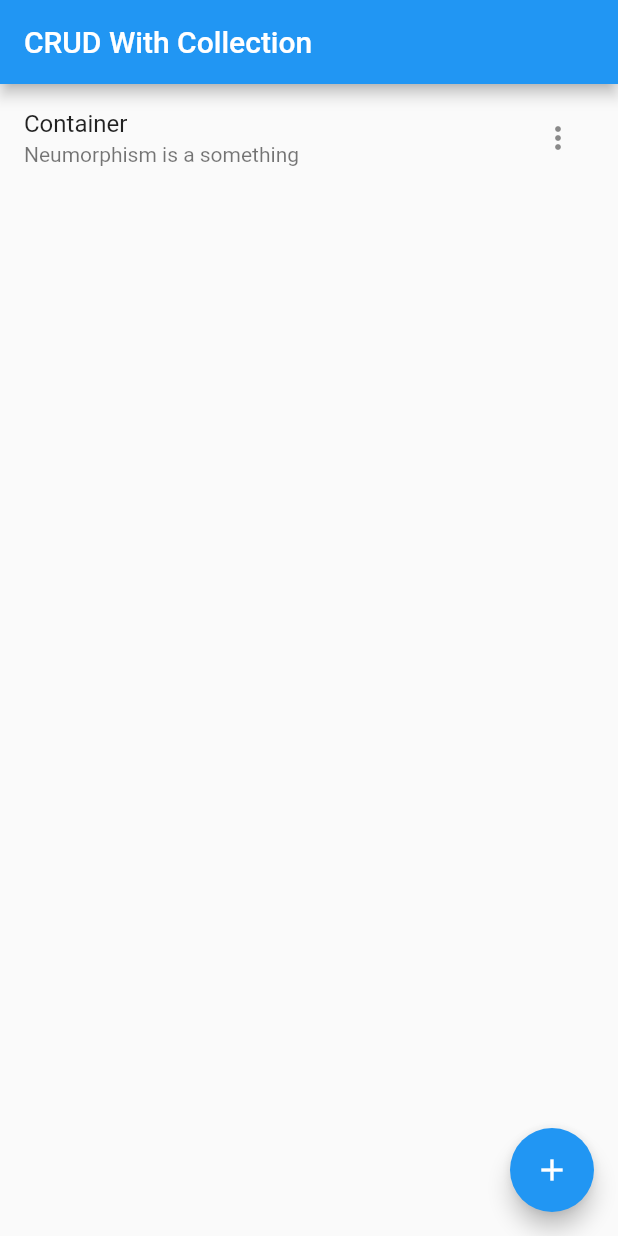
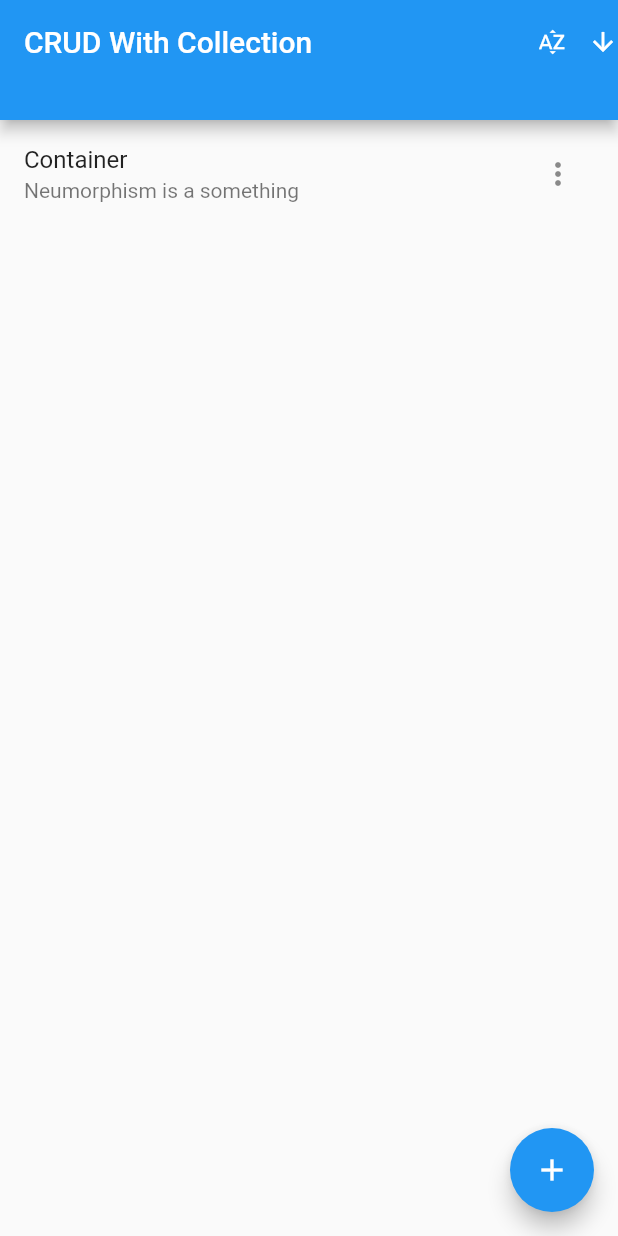
Before and after one commit to AlfonsInfo/Flutter-Learning-Journey, a Flutter app: the screen it shows after launch, on a phone screen of 412 x 824 dp. Run offline on Flutter 3.47's test engine with Material 2 defaults, Android fonts, the phone set to English and light mode, and no system bars; missing offline and left inert: d_info, d_input, d_method.

Commit message:
sorting base on title, problem : icon overflow

```diff
--- a/lib/home_page.dart
+++ b/lib/home_page.dart
@@ -12,6 +12,7 @@ class HomePage extends StatefulWidget {
 
 class _HomePageState extends State<HomePage> {
   List<Map> listData = [];
+  bool ascending = true;
   //* CREATE
   create() {
     final controllerTitle = TextEditingController();
@@ -151,12 +152,40 @@ class _HomePageState extends State<HomePage> {
     //Logging After Delete
   }
 
+  sort(){
+    ascending = !ascending;
+    if(ascending){
+      listData.sort((a, b) => a['title'].compareTo(b['title']) ,);
+    }else{
+      listData.sort((a, b) => b['title'].compareTo(a  ['title']) ,);
+    }
+    setState(() {});
+  }
+
 
   @override
   Widget build(BuildContext context) {
     return Scaffold(
-      appBar: AppBar(
-        title: const Text('CRUD With Collection'),
+      resizeToAvoidBottomInset: false,
+      appBar: PreferredSize(
+        preferredSize: const  Size.fromHeight(80.0),
+        child: AppBar(
+          title: const Text('CRUD With Collection'),
+          actions: [
+            Row(
+              children: [
+                IconButton(onPressed: () => sort(),
+                iconSize: 20,
+                icon: const Icon(Icons.sort_by_alpha_outlined),
+                tooltip: ascending? 'Ascending':'Descending',),
+                Icon(
+                  ascending? Icons.arrow_downward : Icons.arrow_upward,
+                  size: 20,
+                )
+              ],
+            )
+          ],
+        ),
       ),
       floatingActionButton: FloatingActionButton(
         onPressed: () => create(),
```
